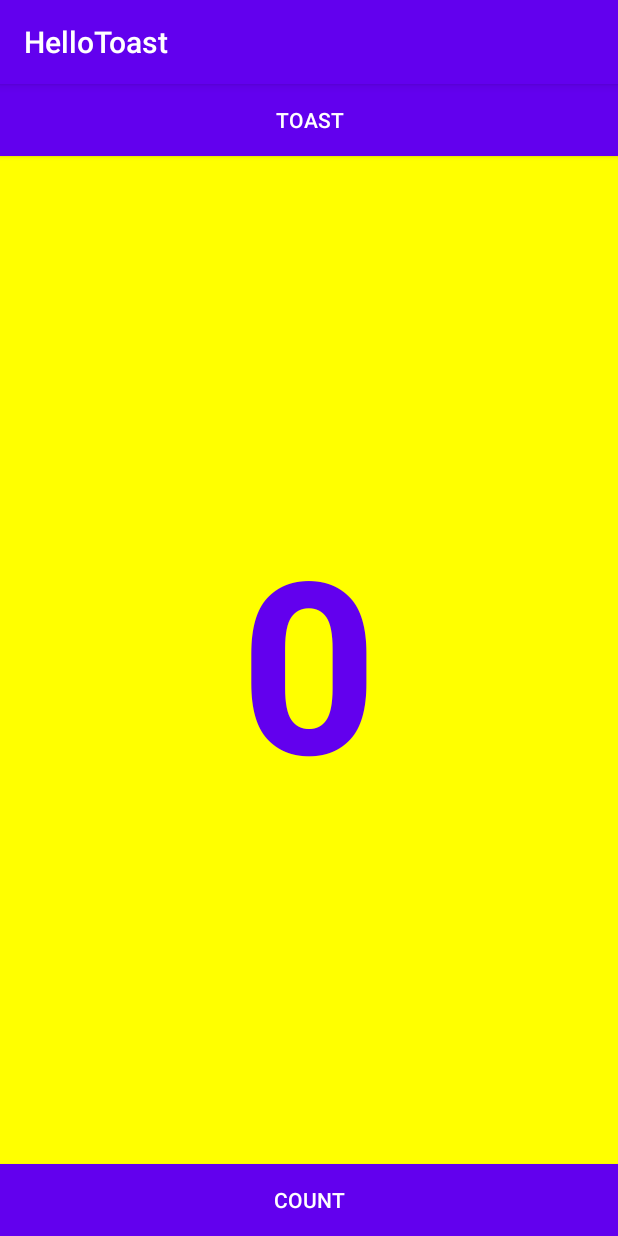
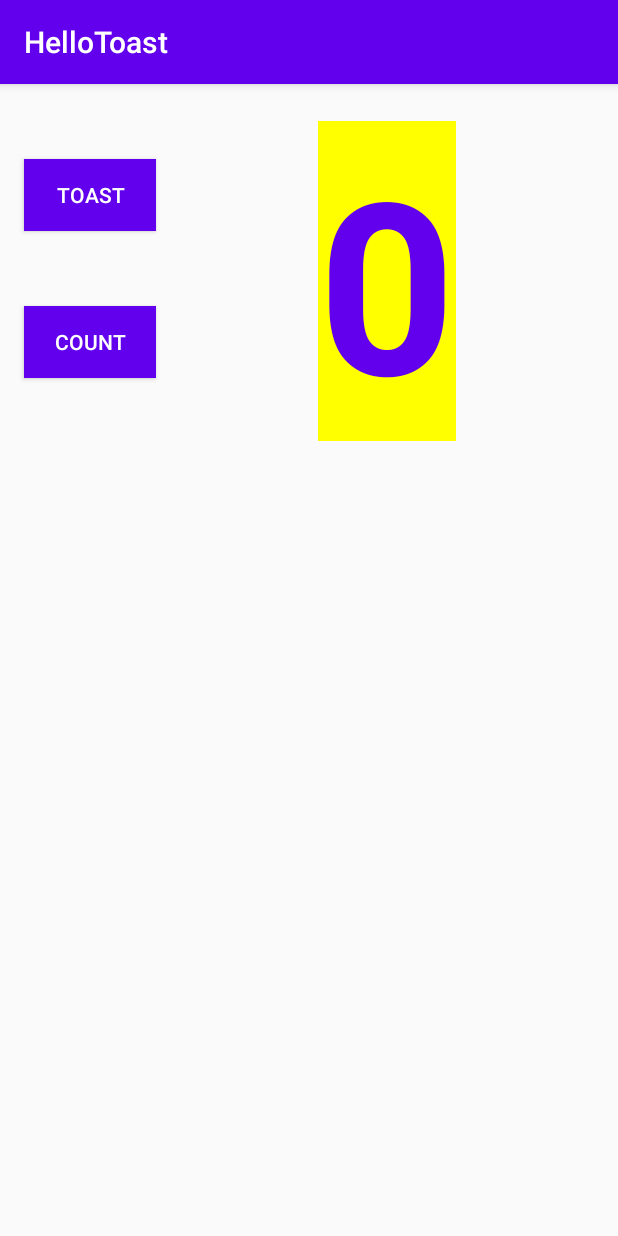
Before and after one commit to Jasman10/Hello-Toast, an Android app: the screen it shows after launch (MainActivity), on a phone screen of 412 x 824 dp. Run offline under Robolectric (Android 15) with nearby library versions, the phone set to English and light mode, and no system bars.

Commit message:
Hello Toast Challange

```diff
--- a/app/src/main/res/layout/activity_main.xml
+++ b/app/src/main/res/layout/activity_main.xml
@@ -8,42 +8,51 @@
 
     <TextView
         android:id="@+id/show_count"
-        android:layout_width="0dp"
-        android:layout_height="0dp"
+        android:layout_width="wrap_content"
+        android:layout_height="wrap_content"
+        android:layout_marginTop="16dp"
+        android:background="#FFFF00"
+        android:gravity="center_vertical"
         android:text="@string/count_initial_value"
         android:textAlignment="center"
         android:textColor="@color/colorPrimary"
         android:textSize="160sp"
         android:textStyle="bold"
-        android:background="#FFFF00"
-        android:gravity="center_vertical"
         app:layout_constraintBottom_toTopOf="@+id/button_count"
         app:layout_constraintEnd_toEndOf="parent"
-        app:layout_constraintStart_toStartOf="parent"
+        app:layout_constraintStart_toEndOf="@+id/button_toast"
         app:layout_constraintTop_toBottomOf="@+id/button_toast" />
 
     <Button
         android:id="@+id/button_toast"
+        android:layout_width="wrap_content"
+        android:layout_height="wrap_content"
+        android:layout_marginStart="16dp"
+        android:layout_marginTop="50dp"
+        android:layout_marginBottom="32dp"
+        android:background="@color/colorPrimary"
         android:onClick="showToast"
-        android:layout_width="0dp"
-        android:layout_height="wrap_content"
-        android:background="@color/colorPrimary"
         android:text="@string/button_label_toast"
         android:textColor="@android:color/white"
+        app:layout_constraintBottom_toTopOf="@+id/button_count"
         app:layout_constraintEnd_toEndOf="parent"
+        app:layout_constraintHorizontal_bias="0.0"
         app:layout_constraintStart_toStartOf="parent"
         app:layout_constraintTop_toTopOf="parent" />
 
     <Button
         android:id="@+id/button_count"
+        android:layout_width="wrap_content"
+        android:layout_height="wrap_content"
+        android:layout_marginStart="16dp"
+        android:layout_marginTop="50dp"
+        android:background="@color/colorPrimary"
         android:onClick="countUp"
-        android:layout_width="0dp"
-        android:layout_height="wrap_content"
-        android:background="@color/colorPrimary"
         android:text="@string/button_label_count"
         android:textColor="@android:color/white"
-        app:layout_constraintBottom_toBottomOf="parent"
         app:layout_constraintEnd_toEndOf="parent"
-        app:layout_constraintStart_toStartOf="parent" />
+        app:layout_constraintHorizontal_bias="0.0"
+        app:layout_constraintStart_toStartOf="parent"
+        app:layout_constraintTop_toBottomOf="@+id/button_toast" />
 
 </androidx.constraintlayout.widget.ConstraintLayout>
```
